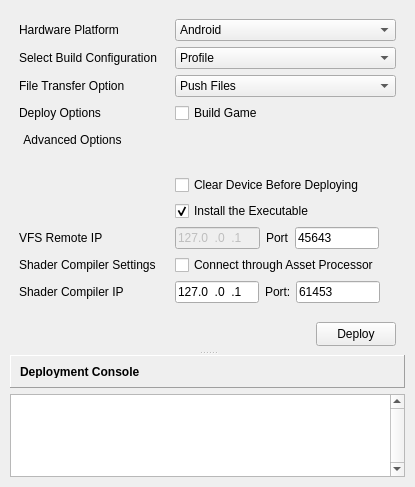
Old version of the form dev/Code/Sandbox/Plugins/DeploymentTool/DeploymentToolWindow.ui in the repository aws/lumberyard.
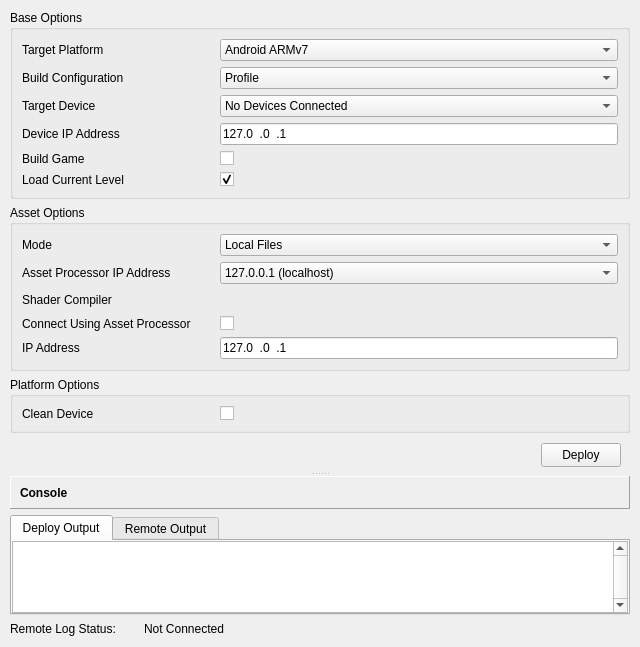
New version of the form. Icons and pictures are not drawn.

What changed in the file:
```diff
--- a/dev/Code/Sandbox/Plugins/DeploymentTool/DeploymentToolWindow.ui
+++ b/dev/Code/Sandbox/Plugins/DeploymentTool/DeploymentToolWindow.ui
@@ -6,13 +6,13 @@
    <rect>
     <x>0</x>
     <y>0</y>
-    <width>415</width>
-    <height>487</height>
+    <width>640</width>
+    <height>607</height>
    </rect>
   </property>
   <property name="minimumSize">
    <size>
-    <width>415</width>
+    <width>640</width>
     <height>0</height>
    </size>
   </property>
@@ -25,8 +25,8 @@
   <property name="windowTitle">
    <string>Deployment Tool</string>
   </property>
-  <widget class="QWidget" name="MainContentWidget">
-   <layout class="QVBoxLayout">
+  <widget class="QWidget" name="mainContent">
+   <layout class="QVBoxLayout" name="mainContentLayout">
     <property name="spacing">
      <number>0</number>
     </property>
@@ -44,9 +44,9 @@
     </property>
     <item>
      <widget class="QWidget" name="deploymentWdiget" native="true">
-      <layout class="QVBoxLayout" name="verticalLayout_3">
+      <layout class="QVBoxLayout" name="deployContentLayout">
        <item>
-        <widget class="QSplitter" name="splitter">
+        <widget class="QSplitter" name="mainContentSplitter">
          <property name="frameShape">
           <enum>QFrame::NoFrame</enum>
          </property>
@@ -57,19 +57,19 @@
           <number>5</number>
          </property>
          <widget class="QWidget" name="deployOptionsWidget" native="true">
+          <property name="sizePolicy">
+           <sizepolicy hsizetype="Preferred" vsizetype="Preferred">
+            <horstretch>0</horstretch>
+            <verstretch>0</verstretch>
+           </sizepolicy>
+          </property>
           <property name="minimumSize">
            <size>
             <width>0</width>
             <height>0</height>
            </size>
           </property>
-          <property name="maximumSize">
-           <size>
-            <width>16777215</width>
-            <height>16777215</height>
-           </size>
-          </property>
-          <layout class="QVBoxLayout" name="verticalLayout">
+          <layout class="QVBoxLayout" name="deployOptionsLayout">
            <property name="leftMargin">
             <number>0</number>
            </property>
@@ -83,67 +83,72 @@
             <number>0</number>
            </property>
            <item>
-            <widget class="QWidget" name="generalOptionsWidget" native="true">
-             <property name="maximumSize">
-              <size>
-               <width>16777215</width>
-               <height>153</height>
-              </size>
+            <widget class="QGroupBox" name="baseOptionsGroup">
+             <property name="title">
+              <string>Base Options</string>
              </property>
-             <layout class="QFormLayout" name="formLayout_2">
-              <property name="fieldGrowthPolicy">
-               <enum>QFormLayout::AllNonFixedFieldsGrow</enum>
-              </property>
+             <layout class="QGridLayout" name="baseOptionsLayout" columnstretch="0,1" columnminimumwidth="192,0">
               <item row="0" column="0">
                <widget class="QLabel" name="platformLabel">
+                <property name="toolTip">
+                 <string>&lt;html&gt;&lt;head/&gt;&lt;body&gt;&lt;p&gt;The target hardware platform to deploy to&lt;/p&gt;&lt;/body&gt;&lt;/html&gt;</string>
+                </property>
+                <property name="frameShape">
+                 <enum>QFrame::NoFrame</enum>
+                </property>
                 <property name="text">
-                 <string>Hardware Platform</string>
+                 <string>Target Platform</string>
                 </property>
                </widget>
               </item>
               <item row="0" column="1">
                <widget class="QComboBox" name="platformComboBox">
                 <property name="toolTip">
-                 <string>&lt;html&gt;&lt;head/&gt;&lt;body&gt;&lt;p&gt;What hardware platform to deploy the game and assets to&lt;/p&gt;&lt;/body&gt;&lt;/html&gt;</string>
+                 <string>&lt;html&gt;&lt;head/&gt;&lt;body&gt;&lt;p&gt;The target hardware platform to deploy to&lt;/p&gt;&lt;/body&gt;&lt;/html&gt;</string>
                 </property>
-                <property name="currentText">
-                 <string notr="true">Android</string>
+                <property name="currentIndex">
+                 <number>0</number>
                 </property>
-                <property name="maxCount">
-                 <number>10</number>
-                </property>
                 <item>
                  <property name="text">
-                  <string>Android</string>
+                  <string>Android ARMv7</string>
+                 </property>
+                </item>
+                <item>
+                 <property name="text">
+                  <string>Android ARMv8</string>
                  </property>
                 </item>
                </widget>
               </item>
               <item row="1" column="0">
-               <widget class="QLabel" name="selectBuildConfigLabel">
+               <widget class="QLabel" name="buildConfigLabel">
+                <property name="toolTip">
+                 <string>&lt;html&gt;&lt;head/&gt;&lt;body&gt;&lt;p&gt;The type of build to send to the device&lt;/p&gt;&lt;/body&gt;&lt;/html&gt;</string>
+                </property>
                 <property name="text">
-                 <string>Select Build Configuration</string>
+                 <string>Build Configuration</string>
                 </property>
                </widget>
               </item>
               <item row="1" column="1">
                <widget class="QComboBox" name="buildConfigComboBox">
                 <property name="toolTip">
-                 <string>&lt;html&gt;&lt;head/&gt;&lt;body&gt;&lt;p&gt;Select the build configuration type to deploy to the hardware.&lt;/p&gt;&lt;/body&gt;&lt;/html&gt;</string>
+                 <string>&lt;html&gt;&lt;head/&gt;&lt;body&gt;&lt;p&gt;The type of build to send to the device&lt;/p&gt;&lt;/body&gt;&lt;/html&gt;</string>
                 </property>
                 <property name="currentIndex">
-                 <number>1</number>
+                 <number>0</number>
                 </property>
-                <item>
-                 <property name="text">
-                  <string>Debug</string>
-                 </property>
-                </item>
                 <item>
                  <property name="text">
                   <string>Profile</string>
                  </property>
                 </item>
+                <item>
+                 <property name="text">
+                  <string>Debug</string>
+                 </property>
+                </item>
                 <item>
                  <property name="text">
                   <string>Release</string>
@@ -151,267 +156,271 @@
                 </item>
                </widget>
               </item>
+              <item row="2" column="0">
+               <widget class="QLabel" name="targetDeviceLabel">
+                <property name="toolTip">
+                 <string>&lt;html&gt;&lt;head/&gt;&lt;body&gt;&lt;p&gt;Local device to deploy the build to&lt;/p&gt;&lt;/body&gt;&lt;/html&gt;</string>
+                </property>
+                <property name="text">
+                 <string>Target Device</string>
+                </property>
+               </widget>
+              </item>
+              <item row="2" column="1">
+               <widget class="QComboBox" name="targetDeviceComboBox">
+                <property name="toolTip">
+                 <string>&lt;html&gt;&lt;head/&gt;&lt;body&gt;&lt;p&gt;Local device to deploy the build to&lt;/p&gt;&lt;/body&gt;&lt;/html&gt;</string>
+                </property>
+                <item>
+                 <property name="text">
+                  <string>No Devices Connected</string>
+                 </property>
+                </item>
+               </widget>
+              </item>
               <item row="3" column="0">
-               <widget class="QLabel" name="fileTransferSettingLabel">
-                <property name="minimumSize">
-                 <size>
-                  <width>150</width>
-                  <height>0</height>
-                 </size>
+               <widget class="QLabel" name="deviceIpAddressLabel">
+                <property name="toolTip">
+                 <string>&lt;html&gt;&lt;head/&gt;&lt;body&gt;&lt;p&gt;The IP address of the target device. &lt;/p&gt;&lt;p&gt;This is used to connect to the device for remote logs and white list the device for connections to the Asset Processor and Shader Compiler.&lt;/p&gt;&lt;p&gt;[Android Only] Setting to localhost will automatically configure port forwarding for the respective connections.&lt;/p&gt;&lt;/body&gt;&lt;/html&gt;</string>
                 </property>
                 <property name="text">
-                 <string>File Transfer Option</string>
+                 <string>Device IP Address</string>
                 </property>
                </widget>
               </item>
               <item row="3" column="1">
-               <widget class="QComboBox" name="fileTransferComboBox">
+               <widget class="QLineEdit" name="deviceIpAddressTextField">
                 <property name="toolTip">
-                 <string>&lt;html&gt;&lt;head/&gt;&lt;body&gt;&lt;p&gt;Select how files should be deployed to the hardware - either push the files or enable the Virtual File System.&lt;/p&gt;&lt;/body&gt;&lt;/html&gt;</string>
+                 <string>&lt;html&gt;&lt;head/&gt;&lt;body&gt;&lt;p&gt;The IP address of the target device. &lt;/p&gt;&lt;p&gt;This is used to connect to the device for remote logs and white list the device for connections to the Asset Processor and Shader Compiler.&lt;/p&gt;&lt;p&gt;[Android Only] Setting to localhost will automatically configure port forwarding for the respective connections.&lt;/p&gt;&lt;/body&gt;&lt;/html&gt;</string>
                 </property>
-                <item>
-                 <property name="text">
-                  <string>Push Files</string>
-                 </property>
-                </item>
-                <item>
-                 <property name="text">
-                  <string>Use Virtual File System</string>
-                 </property>
-                </item>
+                <property name="inputMask">
+                 <string>000.000.000.000</string>
+                </property>
+                <property name="text">
+                 <string>127.0.0.1</string>
+                </property>
                </widget>
               </item>
               <item row="4" column="0">
-               <widget class="QLabel" name="deployOptionsLabel">
-                <property name="text">
-                 <string>Deploy Options</string>
-                </property>
-               </widget>
-              </item>
-              <item row="4" column="1">
-               <widget class="QCheckBox" name="buildGameCheckBox">
+               <widget class="QLabel" name="buildGameLabel">
                 <property name="toolTip">
-                 <string>&lt;html&gt;&lt;head/&gt;&lt;body&gt;&lt;p&gt;Should the deploy tool plugin build the game before deployment?&lt;/p&gt;&lt;/body&gt;&lt;/html&gt;</string>
+                 <string>&lt;html&gt;&lt;head/&gt;&lt;body&gt;&lt;p&gt;Generate a new build for the target platform prior to deployment&lt;/p&gt;&lt;/body&gt;&lt;/html&gt;</string>
                 </property>
                 <property name="text">
                  <string>Build Game</string>
                 </property>
                </widget>
               </item>
+              <item row="4" column="1">
+               <widget class="QCheckBox" name="buildGameCheckBox">
+                <property name="toolTip">
+                 <string>&lt;html&gt;&lt;head/&gt;&lt;body&gt;&lt;p&gt;Generate a new build for the target platform prior to deployment&lt;/p&gt;&lt;/body&gt;&lt;/html&gt;</string>
+                </property>
+                <property name="text">
+                 <string/>
+                </property>
+               </widget>
+              </item>
               <item row="5" column="0">
-               <widget class="QPushButton" name="advanceOptionsButton">
-                <property name="text">
-                 <string>Advanced Options</string>
-                </property>
-                <property name="icon">
-                 <iconset>
-                  <normaloff>Icons/group_closed.png</normaloff>
-                  <normalon>Icons/group_open.png</normalon>Icons/group_closed.png</iconset>
-                </property>
-                <property name="checkable">
-                 <bool>false</bool>
-                </property>
-                <property name="flat">
-                 <bool>true</bool>
-                </property>
-               </widget>
-              </item>
-             </layout>
-            </widget>
-           </item>
-           <item>
-            <widget class="QWidget" name="advancedOptionsWidget" native="true">
-             <property name="maximumSize">
-              <size>
-               <width>16777215</width>
-               <height>150</height>
-              </size>
-             </property>
-             <layout class="QFormLayout" name="formLayout">
-              <property name="fieldGrowthPolicy">
-               <enum>QFormLayout::AllNonFixedFieldsGrow</enum>
-              </property>
-              <item row="0" column="1">
-               <widget class="QCheckBox" name="clearDeviceCheckBox">
+               <widget class="QLabel" name="loadCurrentLevelLabel">
                 <property name="toolTip">
-                 <string>&lt;html&gt;&lt;head/&gt;&lt;body&gt;&lt;p&gt;Removes all game assets from the device and uninstalls the game before deployment.&lt;/p&gt;&lt;/body&gt;&lt;/html&gt;</string>
+                 <string>&lt;html&gt;&lt;head/&gt;&lt;body&gt;&lt;p&gt;Should the current level loaded in the editor be loaded on device or run the normal startup.  This option is ignored if no level is loaded.&lt;/p&gt;&lt;/body&gt;&lt;/html&gt;</string>
                 </property>
                 <property name="text">
-                 <string>Clear Device Before Deploying</string>
+                 <string>Load Current Level</string>
                 </property>
                </widget>
               </item>
-              <item row="1" column="1">
-               <widget class="QCheckBox" name="installExecCheckBox">
+              <item row="5" column="1">
+               <widget class="QCheckBox" name="loadCurrentLevelCheckBox">
                 <property name="toolTip">
-                 <string>&lt;html&gt;&lt;head/&gt;&lt;body&gt;&lt;p&gt;Install the game executable as part of the deployment step?&lt;/p&gt;&lt;/body&gt;&lt;/html&gt;</string>
+                 <string>&lt;html&gt;&lt;head/&gt;&lt;body&gt;&lt;p&gt;Should the current level loaded in the editor be loaded on device or run the normal startup.  This option is ignored if no level is loaded.&lt;/p&gt;&lt;/body&gt;&lt;/html&gt;</string>
                 </property>
                 <property name="text">
-                 <string>Install the Executable</string>
+                 <string/>
                 </property>
                 <property name="checked">
                  <bool>true</bool>
                 </property>
                </widget>
               </item>
-              <item row="2" column="1">
-               <layout class="QHBoxLayout" name="vfsRemoteIpHorizontalLayout">
-                <item>
-                 <widget class="QLineEdit" name="vfsRemoteIpTextField">
-                  <property name="enabled">
-                   <bool>false</bool>
-                  </property>
-                  <property name="toolTip">
-                   <string>&lt;html&gt;&lt;head/&gt;&lt;body&gt;&lt;p&gt;IP Address of the AssetProcessor to connect to. For future use.&lt;/p&gt;&lt;/body&gt;&lt;/html&gt;</string>
-                  </property>
-                  <property name="inputMask">
-                   <string>000.000.000.000</string>
-                  </property>
-                  <property name="text">
-                   <string>127.0.0.1</string>
-                  </property>
-                 </widget>
-                </item>
-                <item>
-                 <widget class="QLabel" name="vfsPortLabel">
-                  <property name="text">
-                   <string>Port</string>
-                  </property>
-                 </widget>
-                </item>
-                <item>
-                 <widget class="QLineEdit" name="vfsRemotePortTextField">
-                  <property name="toolTip">
-                   <string>&lt;html&gt;&lt;head/&gt;&lt;body&gt;&lt;p&gt;IP Port of the AssetProcessor to connect to. Changing this will require the AssetProcessor to be restarted.&lt;/p&gt;&lt;/body&gt;&lt;/html&gt;</string>
-                  </property>
-                  <property name="inputMask">
-                   <string>00000</string>
-                  </property>
-                  <property name="text">
-                   <string>45643</string>
-                  </property>
-                  <property name="maxLength">
-                   <number>5</number>
-                  </property>
-                 </widget>
-                </item>
-                <item>
-                 <spacer name="horizontalSpacer_2">
-                  <property name="orientation">
-                   <enum>Qt::Horizontal</enum>
-                  </property>
-                  <property name="sizeHint" stdset="0">
-                   <size>
-                    <width>40</width>
-                    <height>20</height>
-                   </size>
-                  </property>
-                 </spacer>
-                </item>
-               </layout>
-              </item>
-              <item row="2" column="0">
-               <widget class="QLabel" name="vfsRemoteIpAddressLabel">
-                <property name="text">
-                 <string>VFS Remote IP</string>
-                </property>
-               </widget>
-              </item>
-              <item row="3" column="0">
-               <widget class="QLabel" name="shaderCompilerSettingsLabel">
+             </layout>
+            </widget>
+           </item>
+           <item>
+            <widget class="QGroupBox" name="assetOptionsGroup">
+             <property name="title">
+              <string>Asset Options</string>
+             </property>
+             <layout class="QGridLayout" name="assetOptionsLayout" columnstretch="0,1" columnminimumwidth="192,0">
+              <item row="0" column="0">
+               <widget class="QLabel" name="assetModeLabel">
                 <property name="minimumSize">
                  <size>
                   <width>150</width>
                   <height>0</height>
                  </size>
                 </property>
+                <property name="toolTip">
+                 <string>&lt;html&gt;&lt;head/&gt;&lt;body&gt;&lt;p&gt;How the files should be deployed to the target device:&lt;br/&gt;Loose: all of the individual asset files will be pushed to the target device&lt;br/&gt;Virtual File System: a small sub-set of required startup files will be pushed to the target device and assets will be served through a connection to the Asset Processor&lt;/p&gt;&lt;/body&gt;&lt;/html&gt;</string>
+                </property>
                 <property name="text">
-                 <string>Shader Compiler Settings</string>
+                 <string>Mode</string>
+                </property>
+               </widget>
+              </item>
+              <item row="0" column="1">
+               <widget class="QComboBox" name="assetModeComboBox">
+                <property name="toolTip">
+                 <string>&lt;html&gt;&lt;head/&gt;&lt;body&gt;&lt;p&gt;How the files should be deployed to the target device:&lt;br/&gt;Loose: all of the individual asset files will be pushed to the target device&lt;br/&gt;Virtual File System: a small sub-set of required startup files will be pushed to the target device and assets will be served through a connection to the Asset Processor&lt;/p&gt;&lt;/body&gt;&lt;/html&gt;</string>
+                </property>
+                <item>
+                 <property name="text">
+                  <string>Local Files</string>
+                 </property>
+                </item>
+                <item>
+                 <property name="text">
+                  <string>Virtual File System (VFS)</string>
+                 </property>
+                </item>
+               </widget>
+              </item>
+              <item row="1" column="0">
+               <widget class="QLabel" name="assetProcessorIpAddressLabel">
+                <property name="toolTip">
+                 <string>&lt;html&gt;&lt;head/&gt;&lt;body&gt;&lt;p&gt;IP address of the Asset Processor. &lt;/p&gt;&lt;p&gt;Used for VFS connections and/or when using the Asset Processor to handle shader compiler requests.&lt;/p&gt;&lt;p&gt;[Android Only] Setting to localhost will automatically configure port forwarding for the respective connections.&lt;/p&gt;&lt;/body&gt;&lt;/html&gt;</string>
+                </property>
+                <property name="text">
+                 <string>Asset Processor IP Address</string>
+                </property>
+               </widget>
+              </item>
+              <item row="1" column="1">
+               <widget class="QComboBox" name="assetProcessorIpAddressComboBox">
+                <property name="enabled">
+                 <bool>true</bool>
+                </property>
+                <property name="toolTip">
+                 <string>&lt;html&gt;&lt;head/&gt;&lt;body&gt;&lt;p&gt;IP address of the Asset Processor. &lt;/p&gt;&lt;p&gt;Used for VFS connections and/or when using the Asset Processor to handle shader compiler requests.&lt;/p&gt;&lt;p&gt;[Android Only] Setting to localhost will automatically configure port forwarding for the respective connections.&lt;/p&gt;&lt;/body&gt;&lt;/html&gt;</string>
+                </property>
+                <item>
+                 <property name="text">
+                  <string>127.0.0.1 (localhost)</string>
+                 </property>
+                </item>
+               </widget>
+              </item>
+              <item row="2" column="0">
+               <widget class="QLabel" name="shaderCompilerLabel">
+                <property name="minimumSize">
+                 <size>
+                  <width>0</width>
+                  <height>20</height>
+                 </size>
+                </property>
+                <property name="text">
+                 <string>Shader Compiler</string>
+                </property>
+               </widget>
+              </item>
+              <item row="3" column="0">
+               <widget class="QLabel" name="shaderCompilerUseAPLabel">
+                <property name="toolTip">
+                 <string>&lt;html&gt;&lt;head/&gt;&lt;body&gt;&lt;p&gt;Connect to the Asset Processor for all shader requests instead of directly to the Shader Compiler&lt;/p&gt;&lt;/body&gt;&lt;/html&gt;</string>
+                </property>
+                <property name="text">
+                 <string>Connect Using Asset Processor</string>
                 </property>
                </widget>
               </item>
               <item row="3" column="1">
-               <widget class="QCheckBox" name="shaderCompilerUseAssetProcessorCheckBox">
+               <widget class="QCheckBox" name="shaderCompilerUseAPCheckBox">
                 <property name="toolTip">
-                 <string>&lt;html&gt;&lt;head/&gt;&lt;body&gt;&lt;p&gt;Force shader compile requests to go through the AssetProcessor connection instead of connecting directly to the remote shader compiler.&lt;/p&gt;&lt;/body&gt;&lt;/html&gt;</string>
+                 <string>&lt;html&gt;&lt;head/&gt;&lt;body&gt;&lt;p&gt;Connect to the Asset Processor for all shader requests instead of directly to the Shader Compiler&lt;/p&gt;&lt;/body&gt;&lt;/html&gt;</string>
                 </property>
                 <property name="text">
-                 <string>Connect through Asset Processor</string>
+                 <string/>
                 </property>
                </widget>
               </item>
               <item row="4" column="0">
-               <widget class="QLabel" name="shaderComiplerIpLabel">
+               <widget class="QLabel" name="shaderCompilerIpAddressLabel">
                 <property name="enabled">
                  <bool>true</bool>
                 </property>
+                <property name="toolTip">
+                 <string>&lt;html&gt;&lt;head/&gt;&lt;body&gt;&lt;p&gt;IP address of the Shader Compiler.&lt;/p&gt;&lt;p&gt;[Android Only] Setting to localhost will automatically configure port forwarding for the respective connections.&lt;/p&gt;&lt;/body&gt;&lt;/html&gt;</string>
+                </property>
                 <property name="text">
-                 <string>Shader Compiler IP</string>
+                 <string>IP Address</string>
                 </property>
                </widget>
               </item>
               <item row="4" column="1">
-               <layout class="QHBoxLayout" name="shaderCompilerIpHorizonalLayout">
-                <item>
-                 <widget class="QLineEdit" name="shaderIpAddressTextField">
-                  <property name="toolTip">
-                   <string>&lt;html&gt;&lt;head/&gt;&lt;body&gt;&lt;p&gt;IP Address of the Remote Shader Compiler to connect to if not using the AssetProcessor for shader compile request.&lt;/p&gt;&lt;/body&gt;&lt;/html&gt;</string>
-                  </property>
-                  <property name="inputMask">
-                   <string>000.000.000.000</string>
-                  </property>
-                  <property name="text">
-                   <string>127.0.0.1</string>
-                  </property>
-                 </widget>
-                </item>
-                <item>
-                 <widget class="QLabel" name="shaderPortLabel">
-                  <property name="minimumSize">
-                   <size>
-                    <width>25</width>
-                    <height>0</height>
-                   </size>
-                  </property>
-                  <property name="text">
-                   <string>Port:</string>
-                  </property>
-                 </widget>
-                </item>
-                <item>
-                 <widget class="QLineEdit" name="shaderPortTextField">
-                  <property name="toolTip">
-                   <string>&lt;html&gt;&lt;head/&gt;&lt;body&gt;&lt;p&gt;IP port of the Remote Shader Compiler to connect to if not using the AssetProcessor for shader compile request.&lt;/p&gt;&lt;/body&gt;&lt;/html&gt;</string>
-                  </property>
-                  <property name="inputMask">
-                   <string>00000</string>
-                  </property>
-                  <property name="text">
-                   <string>61453</string>
-                  </property>
-                  <property name="maxLength">
-                   <number>5</number>
-                  </property>
-                 </widget>
-                </item>
-                <item>
-                 <spacer name="shaderHorizontalSpacerBeforePortLabel">
-                  <property name="orientation">
-                   <enum>Qt::Horizontal</enum>
-                  </property>
-                  <property name="sizeHint" stdset="0">
-                   <size>
-                    <width>40</width>
-                    <height>20</height>
-                   </size>
-                  </property>
-                 </spacer>
-                </item>
-               </layout>
+               <widget class="QLineEdit" name="shaderCompilerIpAddressTextField">
+                <property name="toolTip">
+                 <string>&lt;html&gt;&lt;head/&gt;&lt;body&gt;&lt;p&gt;IP address of the Shader Compiler.&lt;/p&gt;&lt;p&gt;[Android Only] Setting to localhost will automatically configure port forwarding for the respective connections.&lt;/p&gt;&lt;/body&gt;&lt;/html&gt;</string>
+                </property>
+                <property name="inputMask">
+                 <string>000.000.000.000</string>
+                </property>
+                <property name="text">
+                 <string>127.0.0.1</string>
+                </property>
+               </widget>
               </item>
              </layout>
             </widget>
            </item>
+           <item>
+            <widget class="QGroupBox" name="platformOptionsGroup">
+             <property name="enabled">
+              <bool>true</bool>
+             </property>
+             <property name="title">
+              <string>Platform Options</string>
+             </property>
+             <property name="flat">
+              <bool>false</bool>
+             </property>
+             <layout class="QGridLayout" name="platformOptionsLayout" columnstretch="0,1" columnminimumwidth="192,0">
+              <item row="0" column="0">
+               <widget class="QLabel" name="cleanDeviceLabel">
+                <property name="toolTip">
+                 <string>&lt;html&gt;&lt;head/&gt;&lt;body&gt;&lt;p&gt;Uninstall the game project from the target device prior to deployment.&lt;/p&gt;&lt;/body&gt;&lt;/html&gt;</string>
+                </property>
+                <property name="text">
+                 <string>Clean Device</string>
+                </property>
+               </widget>
+              </item>
+              <item row="0" column="1">
+               <widget class="QCheckBox" name="cleanDeviceCheckBox">
+                <property name="toolTip">
+                 <string>&lt;html&gt;&lt;head/&gt;&lt;body&gt;&lt;p&gt;Uninstall the game project from the target device prior to deployment.&lt;/p&gt;&lt;/body&gt;&lt;/html&gt;</string>
+                </property>
+                <property name="text">
+                 <string/>
+                </property>
+               </widget>
+              </item>
+             </layout>
+            </widget>
+           </item>
+           <item>
+            <spacer name="deployOptionsSpacer">
+             <property name="orientation">
+              <enum>Qt::Vertical</enum>
+             </property>
+             <property name="sizeHint" stdset="0">
+              <size>
+               <width>0</width>
+               <height>0</height>
+              </size>
+             </property>
+            </spacer>
+           </item>
            <item>
             <widget class="QWidget" name="deployWidget" native="true">
              <property name="enabled">
@@ -429,12 +438,12 @@
                <height>32</height>
               </size>
              </property>
-             <layout class="QHBoxLayout" name="horizontalLayout_3">
+             <layout class="QHBoxLayout" name="deployButtonLayout">
               <property name="topMargin">
                <number>4</number>
               </property>
               <item>
-               <spacer name="horizontalSpacer">
+               <spacer name="deployButtonSpacer">
                 <property name="orientation">
                  <enum>Qt::Horizontal</enum>
                 </property>
@@ -483,7 +492,7 @@
                  </size>
                 </property>
                 <property name="toolTip">
-                 <string>&lt;html&gt;&lt;head/&gt;&lt;body&gt;&lt;p&gt;Deploy the game and assets to a device&lt;/p&gt;&lt;/body&gt;&lt;/html&gt;</string>
+                 <string>&lt;html&gt;&lt;head/&gt;&lt;body&gt;&lt;p&gt;Start the deploy process to the selected target device.&lt;/p&gt;&lt;/body&gt;&lt;/html&gt;</string>
                 </property>
                 <property name="text">
                  <string>Deploy</string>
@@ -495,11 +504,11 @@
            </item>
           </layout>
          </widget>
-         <widget class="QWidget" name="deploymentOutputWidget" native="true">
+         <widget class="QWidget" name="consoleOutputWidget" native="true">
           <property name="sizePolicy">
            <sizepolicy hsizetype="Expanding" vsizetype="Expanding">
             <horstretch>0</horstretch>
-            <verstretch>0</verstretch>
+            <verstretch>1</verstretch>
            </sizepolicy>
           </property>
           <property name="minimumSize">
@@ -508,7 +517,7 @@
             <height>0</height>
            </size>
           </property>
-          <layout class="QVBoxLayout" name="verticalLayout_2">
+          <layout class="QVBoxLayout" name="consoleOutputLayout">
            <property name="leftMargin">
             <number>0</number>
            </property>
@@ -522,7 +531,7 @@
             <number>0</number>
            </property>
            <item>
-            <widget class="QFrame" name="deploymentConsoleFrame">
+            <widget class="QFrame" name="outputConsoleFrame">
              <property name="minimumSize">
               <size>
                <width>395</width>
@@ -541,9 +550,9 @@
              <property name="frameShadow">
               <enum>QFrame::Raised</enum>
              </property>
-             <layout class="QHBoxLayout" name="horizontalLayout_4">
+             <layout class="QHBoxLayout" name="consoleBannerLayout">
               <item>
-               <widget class="QLabel" name="deploymentConsoleLabel">
+               <widget class="QLabel" name="outputConsoleLabel">
                 <property name="font">
                  <font>
                   <weight>75</weight>
@@ -557,7 +566,7 @@
                  <enum>QFrame::Raised</enum>
                 </property>
                 <property name="text">
-                 <string>Deployment Console</string>
+                 <string>Console</string>
                 </property>
                </widget>
               </item>
@@ -565,27 +574,137 @@
             </widget>
            </item>
            <item>
-            <widget class="QPlainTextEdit" name="outputTextEdit">
-             <property name="sizePolicy">
-              <sizepolicy hsizetype="Expanding" vsizetype="Expanding">
-               <horstretch>0</horstretch>
-               <verstretch>0</verstretch>
-              </sizepolicy>
+            <widget class="QTabWidget" name="outputTabWidget">
+             <property name="currentIndex">
+              <number>0</number>
              </property>
-             <property name="verticalScrollBarPolicy">
-              <enum>Qt::ScrollBarAlwaysOn</enum>
-             </property>
-             <property name="undoRedoEnabled">
-              <bool>false</bool>
-             </property>
-             <property name="readOnly">
-              <bool>true</bool>
-             </property>
-             <property name="textInteractionFlags">
-              <set>Qt::TextSelectableByKeyboard|Qt::TextSelectableByMouse</set>
-             </property>
+             <widget class="QWidget" name="deployOutputTab">
+              <attribute name="title">
+               <string>Deploy Output</string>
+              </attribute>
+              <layout class="QVBoxLayout" name="deployOutputTabLayout">
+               <property name="leftMargin">
+                <number>0</number>
+               </property>
+               <property name="topMargin">
+                <number>0</number>
+               </property>
+               <property name="rightMargin">
+                <number>0</number>
+               </property>
+               <property name="bottomMargin">
+                <number>0</number>
+               </property>
+               <item>
+                <widget class="QTextEdit" name="deployOutputTextBox">
+                 <property name="sizePolicy">
+                  <sizepolicy hsizetype="Expanding" vsizetype="Expanding">
+                   <horstretch>0</horstretch>
+                   <verstretch>0</verstretch>
+                  </sizepolicy>
+                 </property>
+                 <property name="verticalScrollBarPolicy">
+                  <enum>Qt::ScrollBarAlwaysOn</enum>
+                 </property>
+                 <property name="undoRedoEnabled">
+                  <bool>false</bool>
+                 </property>
+                 <property name="readOnly">
+                  <bool>true</bool>
+                 </property>
+                 <property name="textInteractionFlags">
+                  <set>Qt::TextSelectableByKeyboard|Qt::TextSelectableByMouse</set>
+                 </property>
+                </widget>
+               </item>
+              </layout>
+             </widget>
+             <widget class="QWidget" name="remoteOutputTab">
+              <attribute name="title">
+               <string>Remote Output</string>
+              </attribute>
+              <layout class="QVBoxLayout" name="remoteOutputTabLayout">
+               <property name="leftMargin">
+                <number>0</number>
+               </property>
+               <property name="topMargin">
+                <number>0</number>
+               </property>
+               <property name="rightMargin">
+                <number>0</number>
+               </property>
+               <property name="bottomMargin">
+                <number>0</number>
+               </property>
+               <item>
+                <widget class="QTextEdit" name="remoteOutputTextBox">
+                 <property name="sizePolicy">
+                  <sizepolicy hsizetype="Expanding" vsizetype="Expanding">
+                   <horstretch>0</horstretch>
+                   <verstretch>0</verstretch>
+                  </sizepolicy>
+                 </property>
+                 <property name="verticalScrollBarPolicy">
+                  <enum>Qt::ScrollBarAlwaysOn</enum>
+                 </property>
+                 <property name="undoRedoEnabled">
+                  <bool>false</bool>
+                 </property>
+                 <property name="readOnly">
+                  <bool>true</bool>
+                 </property>
+                 <property name="textInteractionFlags">
+                  <set>Qt::TextSelectableByKeyboard|Qt::TextSelectableByMouse</set>
+                 </property>
+                </widget>
+               </item>
+              </layout>
+             </widget>
             </widget>
            </item>
+           <item>
+            <layout class="QHBoxLayout" name="statusLayout">
+             <item>
+              <widget class="QLabel" name="statusPrefixLabel">
+               <property name="sizePolicy">
+                <sizepolicy hsizetype="Maximum" vsizetype="Preferred">
+                 <horstretch>0</horstretch>
+                 <verstretch>0</verstretch>
+                </sizepolicy>
+               </property>
+               <property name="text">
+                <string>Remote Log Status:</string>
+               </property>
+              </widget>
+             </item>
+             <item>
+              <widget class="QLabel" name="statusIconLabel">
+               <property name="minimumSize">
+                <size>
+                 <width>16</width>
+                 <height>16</height>
+                </size>
+               </property>
+               <property name="maximumSize">
+                <size>
+                 <width>16</width>
+                 <height>16</height>
+                </size>
+               </property>
+               <property name="text">
+                <string/>
+               </property>
+              </widget>
+             </item>
+             <item>
+              <widget class="QLabel" name="statusLabel">
+               <property name="text">
+                <string>Not Connected</string>
+               </property>
+              </widget>
+             </item>
+            </layout>
+           </item>
           </layout>
          </widget>
         </widget>
```
